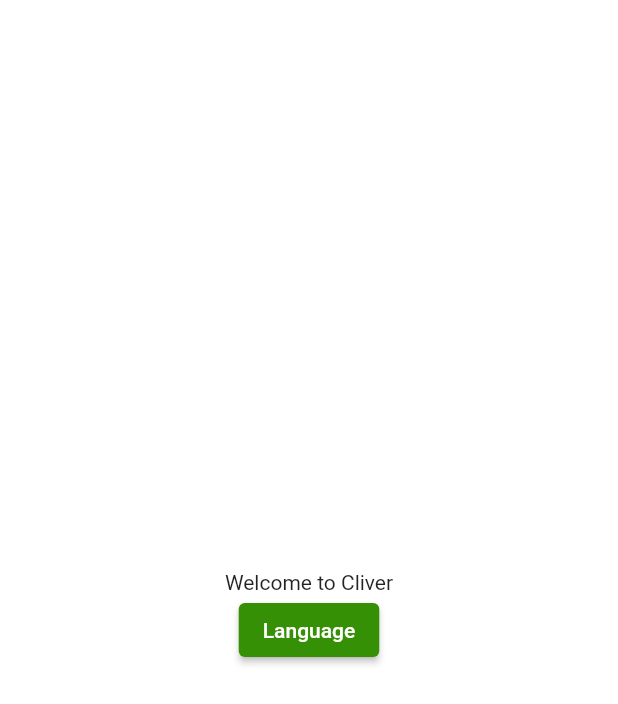
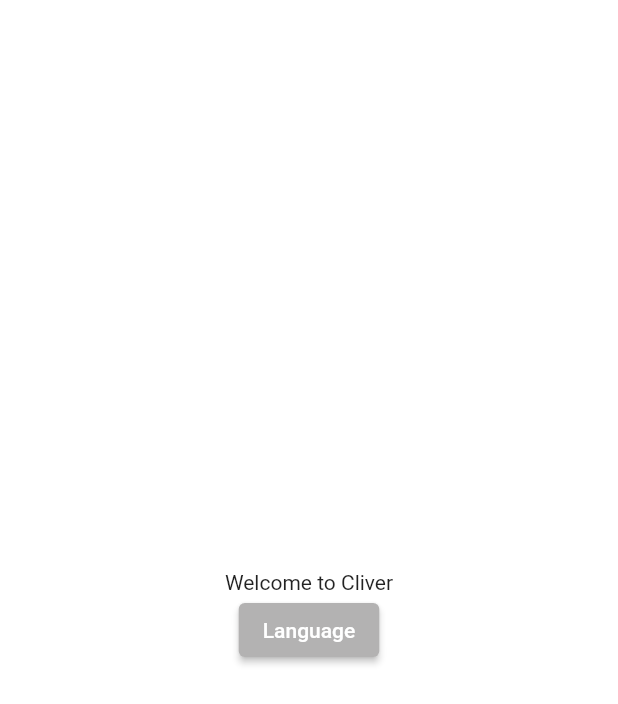
Before and after one commit to TranDKhoi/cliver_mobile, a Flutter app: the screen it shows after launch, on a phone screen of 412 x 824 dp. Shown: the top 704 px of the screen. Run offline on Flutter 3.47's test engine with Material 2 defaults, Android fonts, the phone set to English and light mode, and no system bars; our stand-ins replace get.

Commit message:
change color app

```diff
--- a/lib/app/core/values/app_colors.dart
+++ b/lib/app/core/values/app_colors.dart
@@ -1,9 +1,10 @@
 import 'package:flutter/material.dart';
 
 class AppColors {
-  static const secondaryColor = Color.fromRGBO(54, 144, 6, 1.0);
+  static const primaryColor = Color.fromRGBO(27, 186, 133, 1.0);
+  static const secondaryColor = Color.fromRGBO(179, 178, 178, 1.0);
   static var backgroundColor = Colors.white;
   static const Color greyBackgroundColor = Color(0xffebecee);
-  static var selectedNavBarColor = Colors.cyan[800]!;
-  static const unselectedNavBarColor = Colors.black87;
+  static const selectedNavBarColor = Color.fromRGBO(28, 185, 134, 1);
+  static const unselectedNavBarColor = Colors.transparent;
 }
```
Also changed, not shown: lib/app/common_widgets/widget_test.dart (added).
